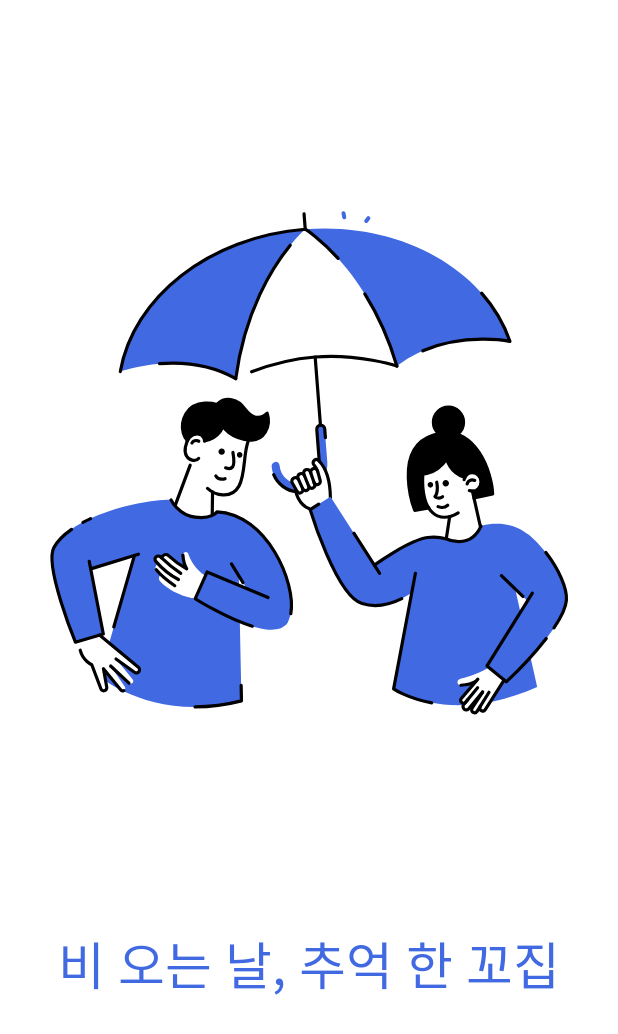
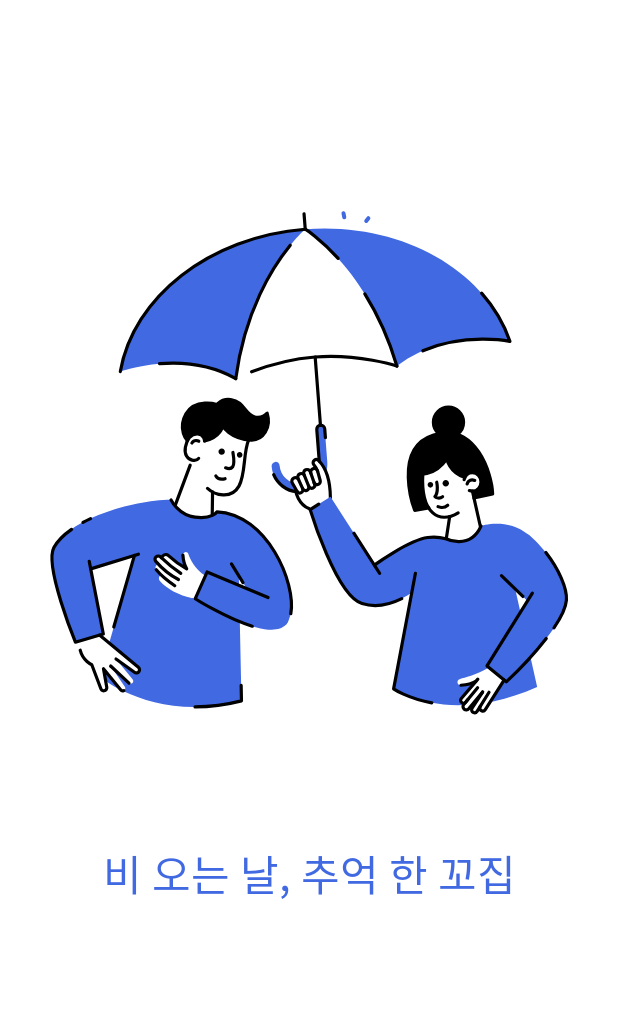
Before and after one commit to SeungjaeLim/MADCAMP_Week1_RainyDayMemories, an Android app: the first screen one second after launch (SplashActivity), on a phone screen of 412 x 824 dp. Shown: the top 1034 px of the screen. Run offline under Robolectric (Android 15) with nearby library versions, the phone set to English and light mode, and no system bars.

Commit message:
Re Design Splash Activity

```diff
--- a/app/src/main/res/layout/activity_splash.xml
+++ b/app/src/main/res/layout/activity_splash.xml
@@ -24,14 +24,14 @@
         android:gravity="center"
         android:text="비 오는 날, 추억 한 꼬집"
         android:textColor="@color/royalblue"
-        android:textSize="34sp"
+        android:textSize="28sp"
         app:layout_constraintBottom_toBottomOf="parent"
         app:layout_constraintEnd_toEndOf="parent"
-        app:layout_constraintHorizontal_bias="0.0"
+        app:layout_constraintHorizontal_bias="1.0"
         app:layout_constraintLeft_toLeftOf="parent"
         app:layout_constraintRight_toRightOf="parent"
         app:layout_constraintStart_toStartOf="parent"
         app:layout_constraintTop_toBottomOf="@id/lottie"
-        app:layout_constraintVertical_bias="0.287" />
+        app:layout_constraintVertical_bias="0.032" />
 
 </androidx.constraintlayout.widget.ConstraintLayout>
```
